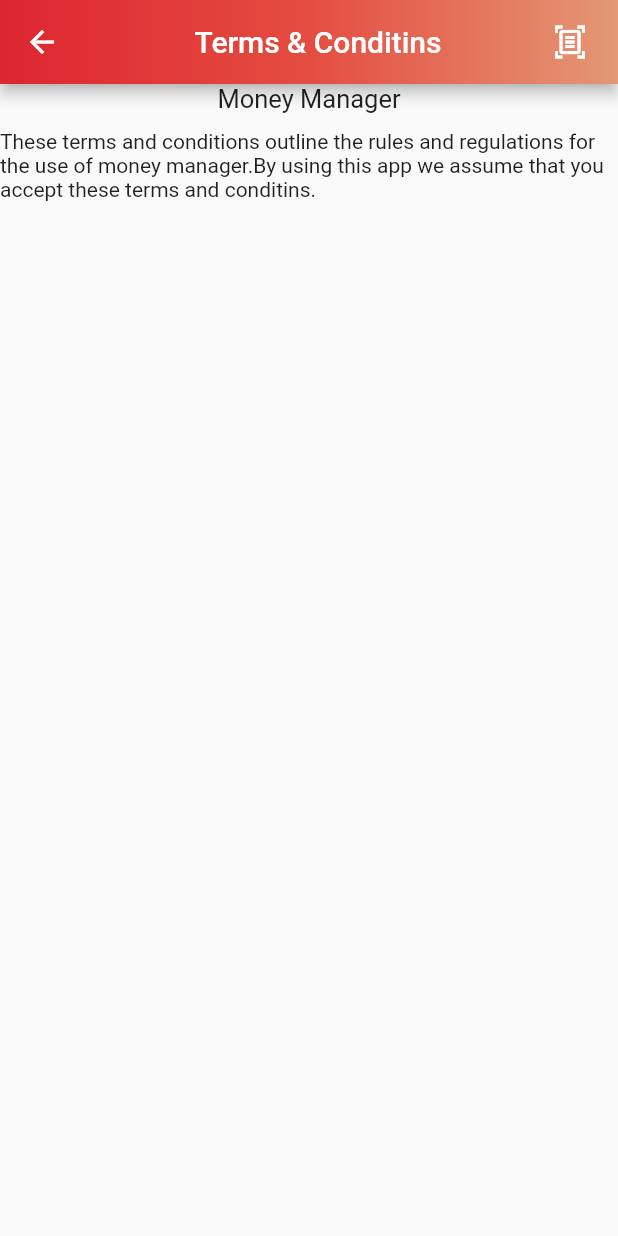
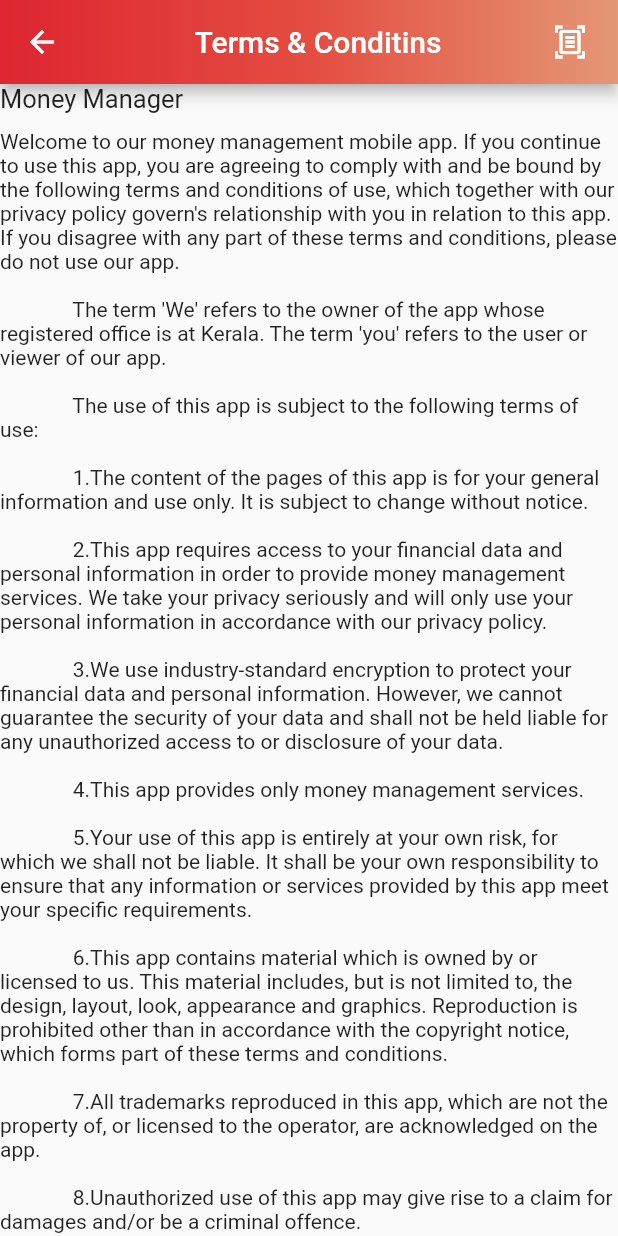
Before and after one commit to Ayishasabna/FinanaceFolio, a Flutter app: the Terms screen opened directly, on a phone screen of 412 x 824 dp. Run offline on Flutter 3.47's test engine with Material 2 defaults, Android fonts, the phone set to English and light mode, and no system bars; our stand-ins replace buttons_tabbar, flutter_slidable, hive, hive_flutter, shared_preferences, syncfusion_flutter_charts; missing offline and left inert: custom_date_range_picker; accounts and stored records are empty.

Commit message:
settins added

```diff
--- a/lib/screens/settings_screens/privacypolicy.dart
+++ b/lib/screens/settings_screens/privacypolicy.dart
@@ -11,8 +11,32 @@ class PrivacyPolicy extends StatelessWidget {
         appBar: appbar('Privacy Policy', true, Icons.privacy_tip_outlined),
         body: Padding(
           padding: const EdgeInsets.all(10.0),
-          child: Text(
-              'We collect information about your activity in our services,which we used to do things like recommending a you tube video you might like.Terms you search for videos you watch.'),
+          child: ListView(
+            children: const [
+              Text(
+                  """We are committed to protecting your privacy. This privacy policy sets out how we use and protect any information that you give us when you use our money management mobile app.
+
+We may collect the following information:
+
+1. Personal information such as name, email address, and phone number
+2. Transaction data such as account balances, income, and expenses
+3. Usage data such as app activity and preferences
+
+We collect this information to provide money management services and to improve the functionality of our app. We are committed to ensuring that your information is secure. We use industry-standard encryption to protect your financial data and personal information.
+
+We may share your information with third-party service providers, such as banks and payment processors, in order to provide money management services. We may also share your information with third-party analytics providers to improve the functionality of our app. We will not sell, rent, or lease your information to third parties.
+
+We may use your information to send you promotional emails about our products and services or other information which we think you may find interesting. You may opt out of receiving these emails at any time by clicking the unsubscribe link at the bottom of the email.
+
+You may request to access, modify, or delete your information at any time by contacting us. We will respond to your request within a reasonable timeframe.
+
+We may update this privacy policy from time to time by posting a new version on our website. You should check this page periodically to ensure that you are happy with any changes.
+
+If you have any questions about this privacy policy or how we use your information, please contact us.
+
+"""),
+            ],
+          ),
         ),
       ),
     );
--- a/lib/screens/settings_screens/termsandconditions.dart
+++ b/lib/screens/settings_screens/termsandconditions.dart
@@ -10,19 +10,42 @@ class Terms extends StatelessWidget {
       child: Scaffold(
           appBar: appbar(
               'Terms & Conditins', true, Icons.document_scanner_outlined),
-          body: Column(
-            children: [
-              Title(
-                  color: Colors.black,
-                  child: Text(
-                    'Money Manager',
-                    style: TextStyle(fontSize: 17),
-                  )),
+          body: ListView(
+            children: const [
+              Text(
+                'Money Manager',
+                style: TextStyle(fontSize: 17),
+              ),
               SizedBox(
                 height: 10,
               ),
               Text(
-                  'These terms and conditions outline the rules and regulations for the use of money manager.By using this app we assume that you accept these terms and conditins.')
+                  """Welcome to our money management mobile app. If you continue to use this app, you are agreeing to comply with and be bound by the following terms and conditions of use, which together with our privacy policy govern's relationship with you in relation to this app. If you disagree with any part of these terms and conditions, please do not use our app.
+
+              The term 'We' refers to the owner of the app whose registered office is at Kerala. The term 'you' refers to the user or viewer of our app.
+
+              The use of this app is subject to the following terms of use:
+
+              1.The content of the pages of this app is for your general information and use only. It is subject to change without notice.
+
+              2.This app requires access to your financial data and personal information in order to provide money management services. We take your privacy seriously and will only use your personal information in accordance with our privacy policy.
+
+              3.We use industry-standard encryption to protect your financial data and personal information. However, we cannot guarantee the security of your data and shall not be held liable for any unauthorized access to or disclosure of your data.
+
+              4.This app provides only money management services.
+
+              5.Your use of this app is entirely at your own risk, for which we shall not be liable. It shall be your own responsibility to ensure that any information or services provided by this app meet your specific requirements.
+
+              6.This app contains material which is owned by or licensed to us. This material includes, but is not limited to, the design, layout, look, appearance and graphics. Reproduction is prohibited other than in accordance with the copyright notice, which forms part of these terms and conditions.
+
+              7.All trademarks reproduced in this app, which are not the property of, or licensed to the operator, are acknowledged on the app.
+
+              8.Unauthorized use of this app may give rise to a claim for damages and/or be a criminal offence.
+
+              9.From time to time, this app may also include links to other websites or apps. These links are provided for your convenience to provide further information. They do not signify that we endorse the website(s) or app(s). We have no responsibility for the content of the linked website(s) or app(s).
+
+              10.Your use of this app and any dispute arising out of such use of the app is subject to the laws of India.
+              """),
             ],
           )
 
```
